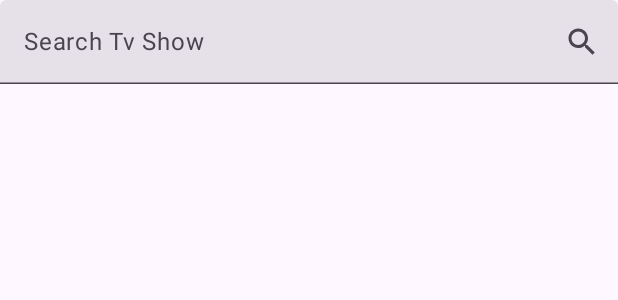
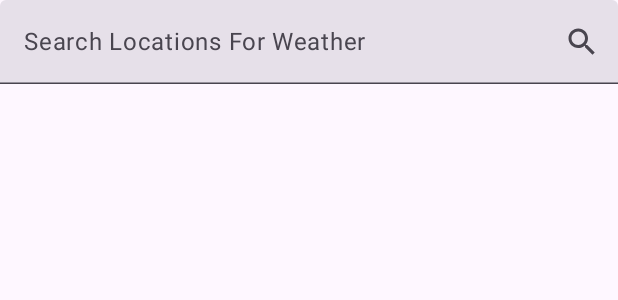
Before and after one commit to Mark-McCleane/LGCTakeHomeProject, an Android app built with Jetpack Compose: the @Preview function SearchScreenPreview, on a phone screen of 412 x 824 dp. Shown: the top 300 px of the screen. Run offline under Robolectric (Android 15) with nearby library versions, the phone set to English and light mode, and no system bars; pictures from the network do not load.

Commit message:
code cleanup

```diff
--- a/app/src/main/java/com/example/weatherapplgctakehome/presentation/HomeScreen.kt
+++ b/app/src/main/java/com/example/weatherapplgctakehome/presentation/HomeScreen.kt
@@ -47,7 +47,6 @@ fun HomeScreen(
     val state by viewModel.uiState.collectAsState()
     var isCelsius by rememberSaveable { mutableStateOf(true) }
     val snackbarHostState = remember { SnackbarHostState() }
-    val context = LocalContext.current
 
     LaunchedEffect(Unit) {
         viewModel.updateTitle("Weather App")
@@ -56,7 +55,7 @@ fun HomeScreen(
     LaunchedEffect(state.error) {
         if (state.error != null) {
             snackbarHostState.showSnackbar(
-                "Error: $state.error",
+                "Error: ${state.error}",
                 withDismissAction = true,
                 duration = SnackbarDuration.Indefinite
             )
@@ -68,7 +67,7 @@ fun HomeScreen(
             value = state.searchText,
             onValueChange = viewModel::onSearchTextChange,
             modifier = modifier.fillMaxWidth(),
-            placeholder = { Text(text = "Search Tv Show") },
+            placeholder = { Text(text = "Search Locations For Weather") },
             trailingIcon = {
                 IconButton(
                     onClick = {
@@ -77,7 +76,7 @@ fun HomeScreen(
                 ) {
                     Icon(
                         imageVector = Icons.Default.Search,
-                        contentDescription = "Search Tv Shows"
+                        contentDescription = "Search Locations For Weather Button Search"
                     )
                 }
             }
@@ -126,11 +125,6 @@ fun HomeScreen(
 
 }
 
-fun removeDuplicates(currentWeatherDataList: List<WeatherData?>): List<WeatherData?> {
-    val set = currentWeatherDataList.toSet()
-    return set.toList()
-}
-
 @Preview(showBackground = true)
 @Composable
 fun SearchScreenPreview() {
```
